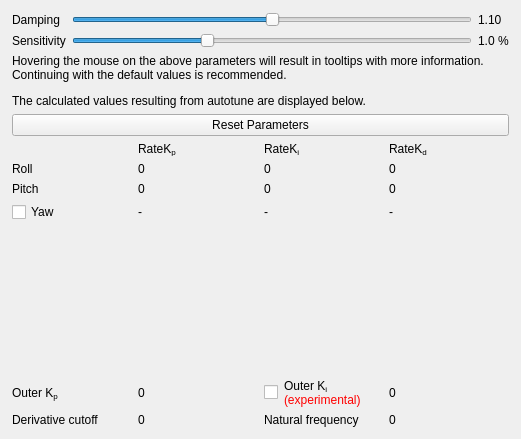
Above: ground/gcs/src/plugins/config/autotunesliders.ui from d-ronin/dRonin before the change. Below: the same form after it.
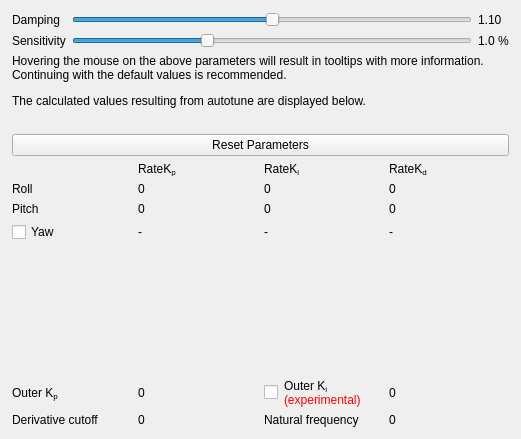
That is the form after the change.

Diff of the .ui file:
```diff
--- a/ground/gcs/src/plugins/config/autotunesliders.ui
+++ b/ground/gcs/src/plugins/config/autotunesliders.ui
@@ -124,11 +124,24 @@
      </property>
     </widget>
    </item>
+   <item>
+    <widget class="QLabel" name="lblWarnings">
+     <property name="text">
+      <string/>
+     </property>
+     <property name="wordWrap">
+      <bool>true</bool>
+     </property>
+    </widget>
+   </item>
    <item>
     <widget class="QPushButton" name="btnResetSliders">
      <property name="text">
       <string>Reset Parameters</string>
      </property>
+     <property name="flat">
+      <bool>false</bool>
+     </property>
     </widget>
    </item>
    <item>
```
Left out of the diff: 9 changed lines with no effect on the pictures.
